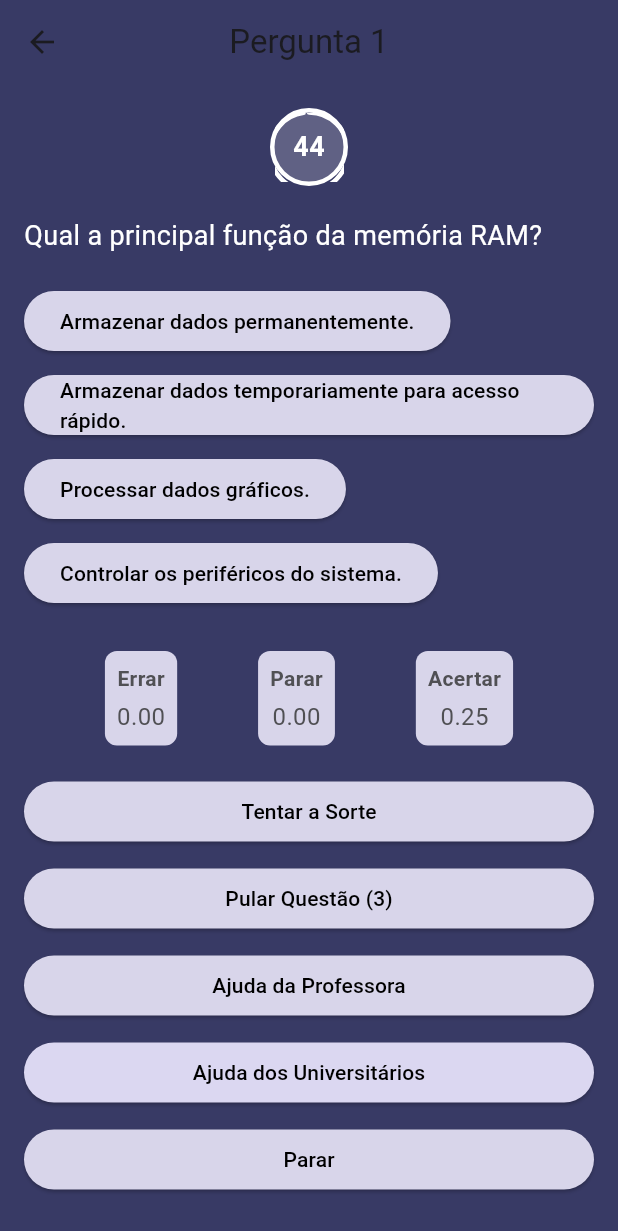
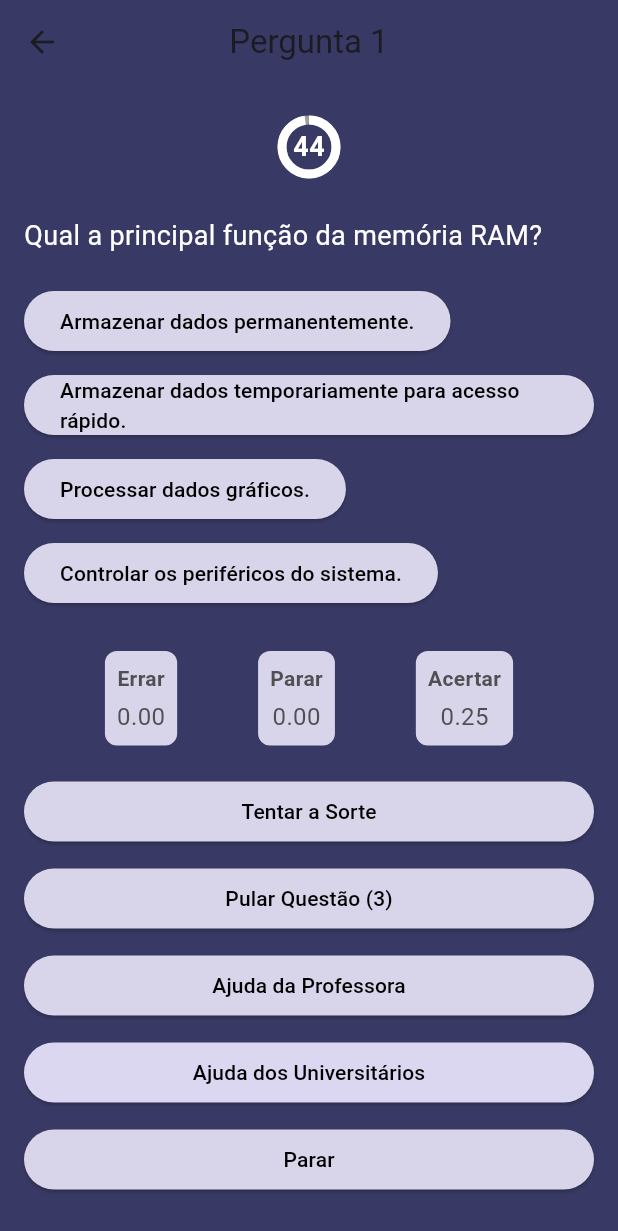
Before and after one commit to gabrielamds/AOCApp, a Flutter app: the TelaPerguntas screen opened directly, on a phone screen of 412 x 824 dp. Shown: the top 1231 px of the screen. Run offline on Flutter 3.47's test engine with Material 3 defaults, Android fonts, the phone set to English and light mode, and no system bars.

Commit message:
AOCApp_cronometrocorreto

```diff
--- a/lib/main.dart
+++ b/lib/main.dart
@@ -759,30 +759,25 @@ void _mostrarTelaFinal(BuildContext context, String mensagem) {
                 child: Container(
                   width: 52,
                   height: 52,
-                  decoration: BoxDecoration(
-                    shape: BoxShape.circle,
-                    border: Border.all(color: Colors.white, width: 3),
-                    color: Colors.white.withOpacity(0.2),
-                  ),
                   child: Stack(
                     alignment: Alignment.center,
                     children: [
+                      CircularProgressIndicator(
+                        value: 1.0,
+                        strokeWidth: 6.0,
+                        valueColor: AlwaysStoppedAnimation<Color>(Colors.grey),
+                      ),
+                      CircularProgressIndicator(
+                        value: segundosRestantes / 45,
+                        strokeWidth: 6.0,
+                        valueColor: AlwaysStoppedAnimation<Color>(Colors.white),
+                      ),
                       Text(
                         '$segundosRestantes',
                         style: const TextStyle(
                           fontSize: 18,
                           fontWeight: FontWeight.bold,
                           color: Colors.white,
-                        ),
-                      ),
-                      Positioned(
-                        top: 0,
-                        child: Container(
-                          width: 52,
-                          height: 52,
-                          child: CustomPaint(
-                            painter: TimerPainter(segundosRestantes: segundosRestantes),
-                          ),
                         ),
                       ),
                     ],
```
